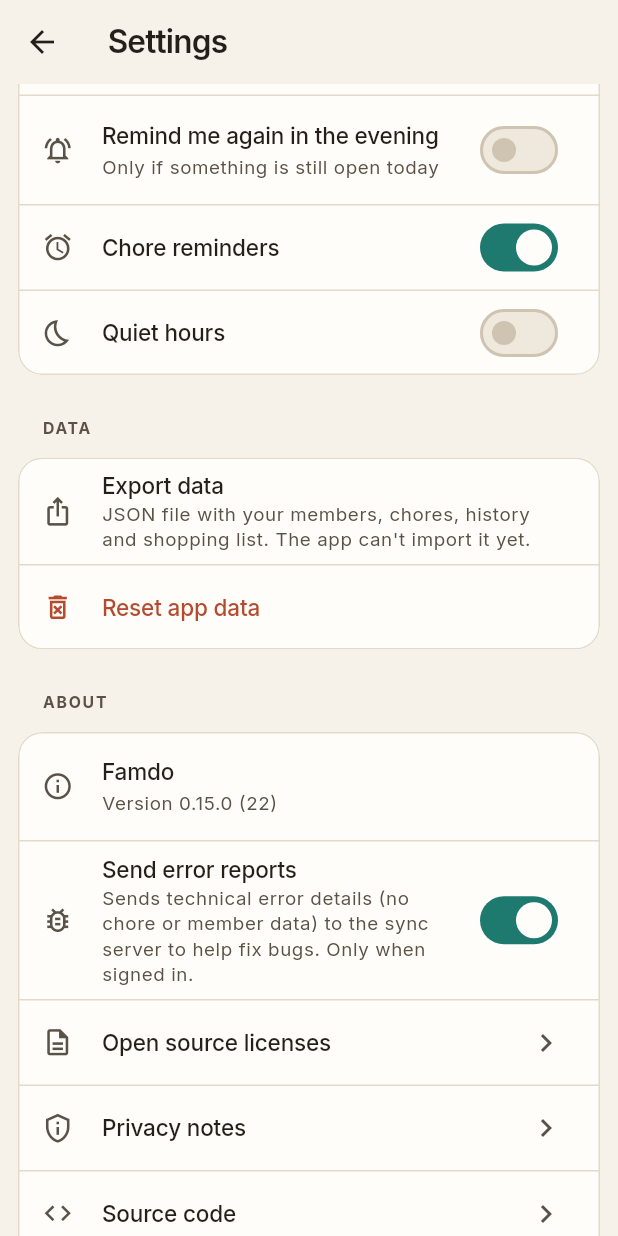
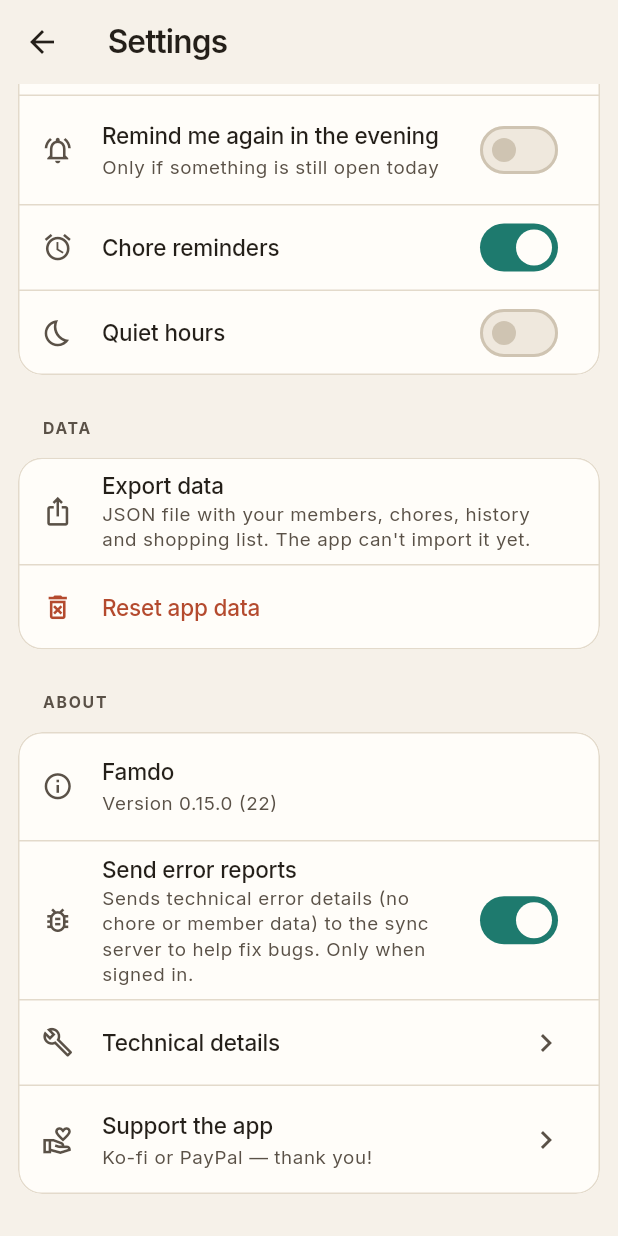
Before and after one commit to igorzamyslov/chore-app, a Flutter app: the SettingsScreen screen opened directly, scrolled down 844 dp, on a phone screen of 412 x 824 dp. Run offline on Flutter 3.47's test engine with Material 3 defaults, Android fonts, the phone set to English and light mode, and no system bars; our stand-ins replace clock, drift, drift_flutter, flutter_local_notifications, flutter_riverpod, package_info_plus and 4 more; accounts and stored records are empty; generated files the repository leaves out were written again.

Commit message:
feat(settings): group About's technical rows behind one Technical details row
Privacy notes, Source code, Open source licenses and the Sync server now
live in a bottom sheet; the sync server is a two-line tile so its host no
longer squeezes the label. Specs amended.

```diff
--- a/lib/features/settings/settings_screen.dart
+++ b/lib/features/settings/settings_screen.dart
@@ -3,7 +3,6 @@ library;
 
 import 'package:chore_app/app/providers.dart';
 import 'package:chore_app/app/semantics.dart';
-import 'package:chore_app/app/supabase_config.dart';
 import 'package:chore_app/domain/reminder_planner.dart';
 import 'package:chore_app/features/settings/about_section.dart';
 import 'package:chore_app/features/settings/account_section.dart';
@@ -275,10 +274,7 @@ class SettingsScreen extends ConsumerWidget {
             children: const [
               AboutVersionTile(),
               AboutErrorReportsTile(),
-              AboutLicensesTile(),
-              AboutPrivacyTile(),
-              AboutSourceTile(),
-              if (supabaseConfigured) AboutSyncServerTile(),
+              AboutTechnicalTile(),
               AboutDonateTile(),
             ],
           ),
--- a/lib/l10n/app_de.arb
+++ b/lib/l10n/app_de.arb
@@ -474,6 +474,7 @@
   "settingsAboutSectionTitle": "Über die App",
   "settingsAboutVersionLabel": "Version {version} ({buildNumber})",
   "settingsAboutLicensesEntry": "Open-Source-Lizenzen",
+  "settingsAboutTechnicalTitle": "Technische Details",
   "settingsAboutPrivacy": "Hinweise zum Datenschutz",
   "settingsAboutSource": "Quellcode",
   "settingsAboutSyncServer": "Sync-Server",
--- a/lib/l10n/app_en.arb
+++ b/lib/l10n/app_en.arb
@@ -2345,19 +2345,23 @@
   },
   "settingsAboutLicensesEntry": "Open source licenses",
   "@settingsAboutLicensesEntry": {
-    "description": "About section row that opens Flutter's built-in showLicensePage."
+    "description": "Technical-details sheet tile (id settings.about.licenses) that opens Flutter's built-in showLicensePage."
+  },
+  "settingsAboutTechnicalTitle": "Technical details",
+  "@settingsAboutTechnicalTitle": {
+    "description": "About row (id settings.about.technical) that opens a bottom sheet with Privacy notes, Source code, Open source licenses and the sync server host; also that sheet's title (2026-10-07 amendment: one row instead of four)."
   },
   "settingsAboutPrivacy": "Privacy notes",
   "@settingsAboutPrivacy": {
-    "description": "About row (id settings.about.privacy) opening PRIVACY.md in the project repository in the browser (persona review D11: no in-app way to read what is stored where)."
+    "description": "Technical-details sheet tile (id settings.about.privacy) opening PRIVACY.md in the project repository in the browser (persona review D11: no in-app way to read what is stored where)."
   },
   "settingsAboutSource": "Source code",
   "@settingsAboutSource": {
-    "description": "About row (id settings.about.source) opening the project's source repository in the browser (persona review D11)."
+    "description": "Technical-details sheet tile (id settings.about.source) opening the project's source repository in the browser (persona review D11)."
   },
   "settingsAboutSyncServer": "Sync server",
   "@settingsAboutSyncServer": {
-    "description": "Non-tappable About row (id settings.about.syncServer) whose value is the host name of the configured Supabase server, so users can see where synced data goes (persona review D11). Hidden in builds without a sync server."
+    "description": "Non-tappable two-line tile in the technical-details sheet (id settings.about.syncServer): this label on the first line, the host name as selectable text on the second -- the host name of the configured Supabase server, so users can see where synced data goes (persona review D11). Hidden in builds without a sync server."
   },
   "settingsErrorReportsTitle": "Send error reports",
   "@settingsErrorReportsTitle": {
--- a/lib/l10n/app_localizations.dart
+++ b/lib/l10n/app_localizations.dart
@@ -2666,25 +2666,31 @@ abstract class AppLocalizations {
   /// **'Version {version} ({buildNumber})'**
   String settingsAboutVersionLabel(String version, String buildNumber);
 
-  /// About section row that opens Flutter's built-in showLicensePage.
+  /// Technical-details sheet tile (id settings.about.licenses) that opens Flutter's built-in showLicensePage.
   ///
   /// In en, this message translates to:
   /// **'Open source licenses'**
   String get settingsAboutLicensesEntry;
 
-  /// About row (id settings.about.privacy) opening PRIVACY.md in the project repository in the browser (persona review D11: no in-app way to read what is stored where).
+  /// About row (id settings.about.technical) that opens a bottom sheet with Privacy notes, Source code, Open source licenses and the sync server host; also that sheet's title (2026-10-07 amendment: one row instead of four).
+  ///
+  /// In en, this message translates to:
+  /// **'Technical details'**
+  String get settingsAboutTechnicalTitle;
+
+  /// Technical-details sheet tile (id settings.about.privacy) opening PRIVACY.md in the project repository in the browser (persona review D11: no in-app way to read what is stored where).
   ///
   /// In en, this message translates to:
   /// **'Privacy notes'**
   String get settingsAboutPrivacy;
 
-  /// About row (id settings.about.source) opening the project's source repository in the browser (persona review D11).
+  /// Technical-details sheet tile (id settings.about.source) opening the project's source repository in the browser (persona review D11).
   ///
   /// In en, this message translates to:
   /// **'Source code'**
   String get settingsAboutSource;
 
-  /// Non-tappable About row (id settings.about.syncServer) whose value is the host name of the configured Supabase server, so users can see where synced data goes (persona review D11). Hidden in builds without a sync server.
+  /// Non-tappable two-line tile in the technical-details sheet (id settings.about.syncServer): this label on the first line, the host name as selectable text on the second -- the host name of the configured Supabase server, so users can see where synced data goes (persona review D11). Hidden in builds without a sync server.
   ///
   /// In en, this message translates to:
   /// **'Sync server'**
--- a/lib/l10n/app_localizations_de.dart
+++ b/lib/l10n/app_localizations_de.dart
@@ -1820,6 +1820,9 @@ class AppLocalizationsDe extends AppLocalizations {
   String get settingsAboutLicensesEntry => 'Open-Source-Lizenzen';
 
   @override
+  String get settingsAboutTechnicalTitle => 'Technische Details';
+
+  @override
   String get settingsAboutPrivacy => 'Hinweise zum Datenschutz';
 
   @override
--- a/lib/l10n/app_localizations_en.dart
+++ b/lib/l10n/app_localizations_en.dart
@@ -1809,6 +1809,9 @@ class AppLocalizationsEn extends AppLocalizations {
   String get settingsAboutLicensesEntry => 'Open source licenses';
 
   @override
+  String get settingsAboutTechnicalTitle => 'Technical details';
+
+  @override
   String get settingsAboutPrivacy => 'Privacy notes';
 
   @override
```
Also changed, not shown: lib/features/settings/about_section.dart (+107 -13 lines), 4 other files.
